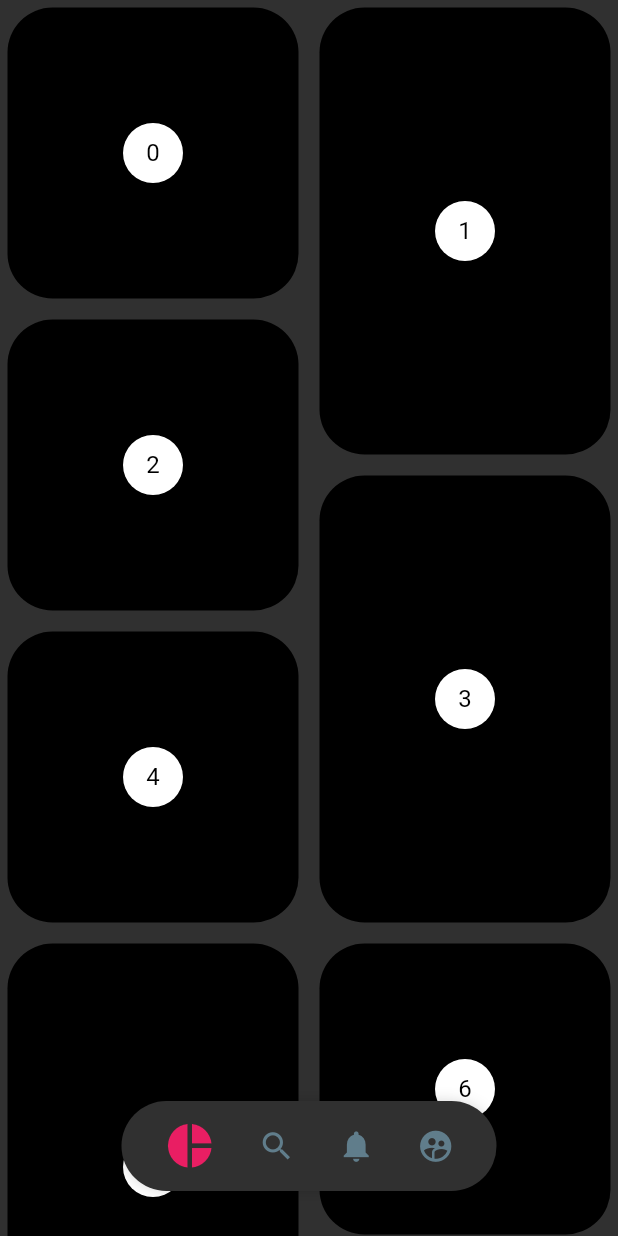
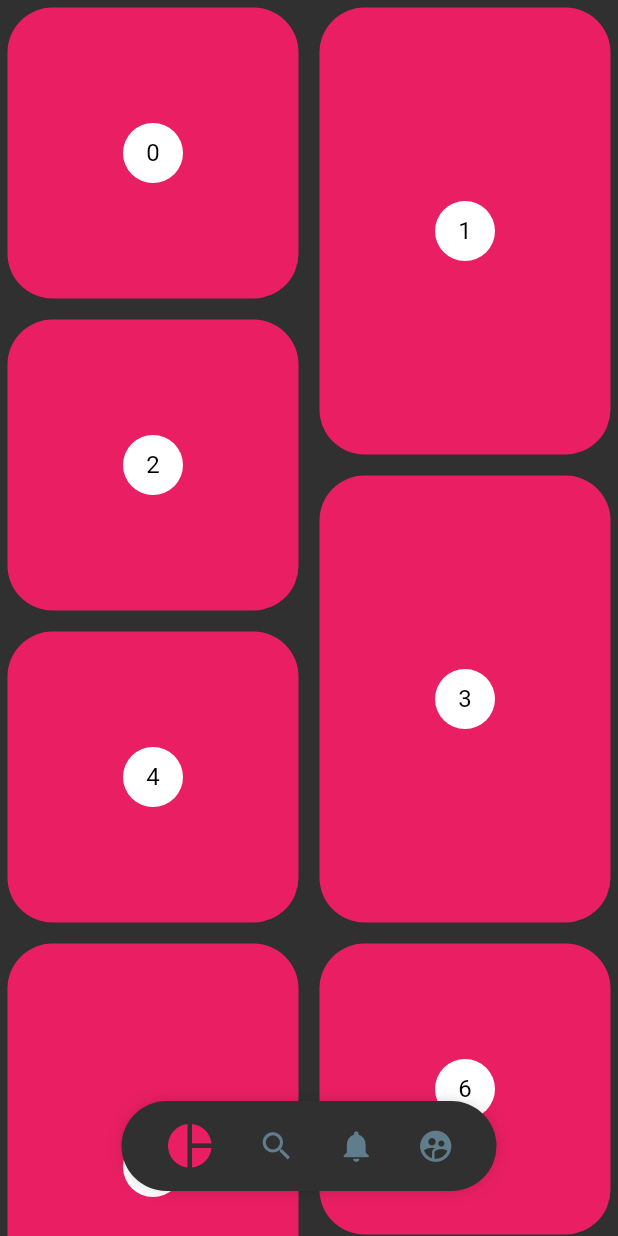
Before and after one commit to Maincho06/FlutterIntermedio, a Flutter app: the PinterestPage screen opened directly, on a phone screen of 412 x 824 dp. Run offline on Flutter 3.47's test engine with Material 2 defaults, Android fonts, the phone set to English and light mode, and no system bars; our stand-ins replace animate_do, flutter_svg, font_awesome_flutter.

```diff
--- a/lib/src/pages/pinterest_page.dart
+++ b/lib/src/pages/pinterest_page.dart
@@ -122,10 +122,12 @@ class _PinterestItem extends StatelessWidget {
   final int index;
   @override
   Widget build(BuildContext context) {
+    final appTheme = Provider.of<ThemeChanger>(context).currentTheme;
     return new Container(
         margin: EdgeInsets.all(5),
         decoration: BoxDecoration(
-            color: Colors.black,
+            // color: Colors.black,
+            color: appTheme.accentColor,
             borderRadius: BorderRadius.all(Radius.circular(30))),
         child: new Center(
           child: new CircleAvatar(
```
Also changed, not shown: animated.gif (added), custom.jpg (added), light.jpg (added), rectangulo.gif (added), 1 other file.
